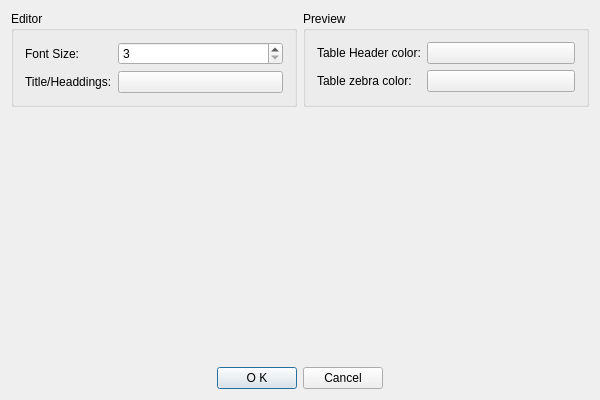
The window that viMarkdown/viMarkdown/SettingsDialog.ui (shigmas/viMarkdown) describes before a commit, drawn with Qt 5.
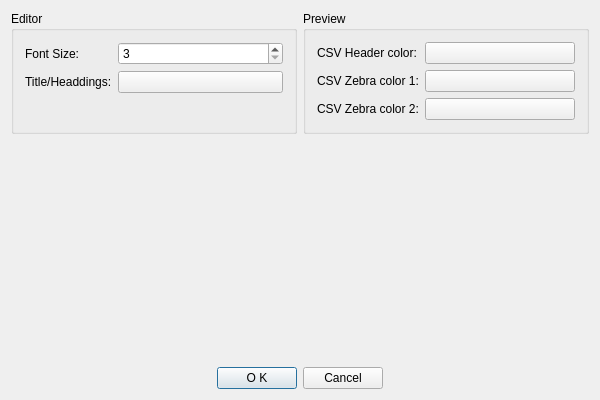
The same window after the commit.

Commit message: 0592 ◎ C 02/04 02/05 01026│問題│設定ダイアログ：表記「table」ではなく「CSV」の方がよい？ 0593 ◎ C 02/05 02/05 01026│ToDo│Global メンバ名も m_tableXXX → m_CSVXXX に変更 0594 ◎ C 02/05 02/05 01026│ToDo│CSVゼブラ色：1, 2 で本体奇数・偶数行色指定可能に

```diff
--- a/viMarkdown/viMarkdown/SettingsDialog.ui
+++ b/viMarkdown/viMarkdown/SettingsDialog.ui
@@ -70,7 +70,7 @@
           <item row="0" column="0">
            <widget class="QLabel" name="label_3">
             <property name="text">
-             <string>Table Header color:</string>
+             <string>CSV Header color:</string>
             </property>
            </widget>
           </item>
@@ -84,12 +84,26 @@
           <item row="1" column="0">
            <widget class="QLabel" name="label_4">
             <property name="text">
-             <string>Table zebra color:</string>
+             <string>CSV Zebra color 1:</string>
             </property>
            </widget>
           </item>
           <item row="1" column="1">
-           <widget class="QPushButton" name="tableZebraPB">
+           <widget class="QPushButton" name="CSVZebra1PB">
+            <property name="text">
+             <string/>
+            </property>
+           </widget>
+          </item>
+          <item row="2" column="0">
+           <widget class="QLabel" name="label_5">
+            <property name="text">
+             <string>CSV Zebra color 2:</string>
+            </property>
+           </widget>
+          </item>
+          <item row="2" column="1">
+           <widget class="QPushButton" name="CSVZebra2PB">
             <property name="text">
              <string/>
             </property>
```
Left out of the diff: 2 changed lines with no effect on the pictures. The commit also changes 7 other files.
